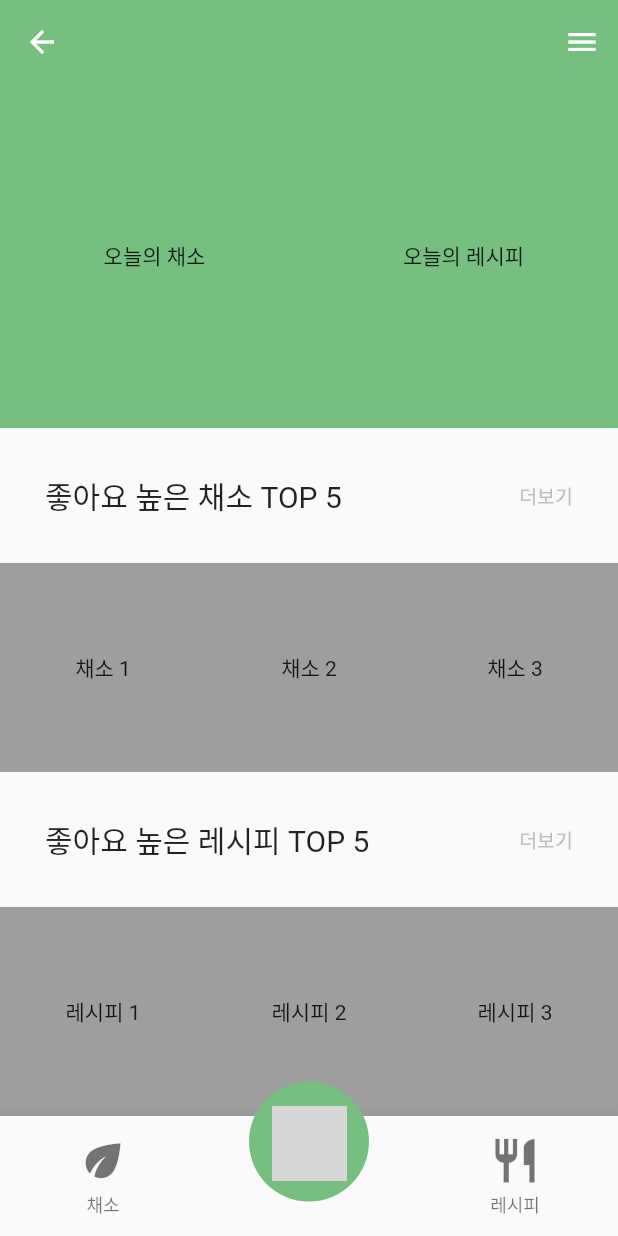
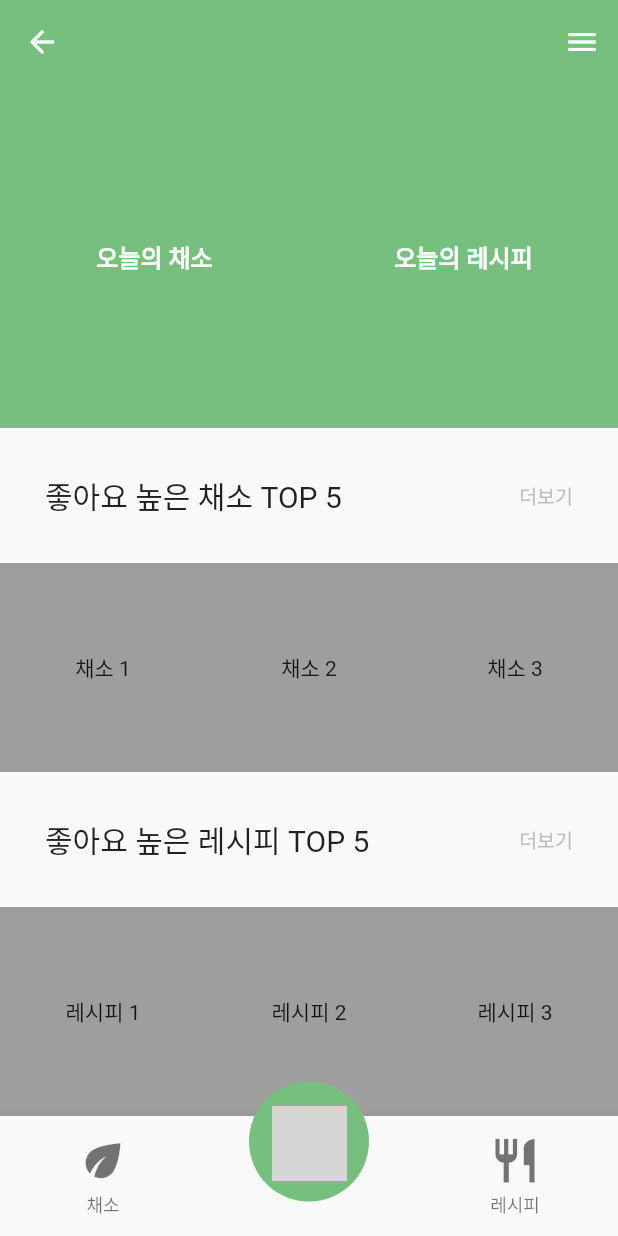
Before and after one commit to CSID-DGU/2023-02-CECD2-5, a Flutter app: the MainPage screen opened directly, on a phone screen of 412 x 824 dp. Run offline on Flutter 3.47's test engine with Material 2 defaults, Android fonts, the phone set to English and light mode, and no system bars; our stand-ins replace firebase_core, firebase_messaging, fl_chart, flutter_local_notifications, permission_handler; missing offline and left inert: flutter_email_sender, kakao_flutter_sdk_user; accounts and stored records are empty; Roboto replaces fonts that are missing (SOYO_Maple_Bold, SOYO_Maple_Regular); grey boxes are pictures that could not be loaded.

Commit message:
feat: 메인 페이지 디자인 변경

```diff
--- a/Front-End/vegetable/lib/mainpage.dart
+++ b/Front-End/vegetable/lib/mainpage.dart
@@ -71,8 +71,32 @@ class MainContent extends StatelessWidget {
             color: Color.fromARGB(255, 118, 191, 126),
             child: Row(
               children: [
-                Expanded(child: Center(child: Text("오늘의 채소"))),
-                Expanded(child: Center(child: Text("오늘의 레시피")))
+                Expanded(
+                  child: Center(
+                    child: Text(
+                      "오늘의 채소",
+                      style: TextStyle(
+                              fontSize: 16,
+                              fontWeight: FontWeight.bold,
+                              fontFamily: 'SOYO_Maple_Regular',
+                              color: Colors.white,
+                      ),
+                    )
+                  )
+                ),
+                Expanded(
+                  child: Center(
+                    child: Text(
+                      "오늘의 레시피",
+                      style: TextStyle(
+                              fontSize: 16,
+                              fontWeight: FontWeight.bold,
+                              fontFamily: 'SOYO_Maple_Regular',
+                              color: Colors.white,
+                      ),
+                    )
+                  )
+                )
               ],
             ),
           ),
```
